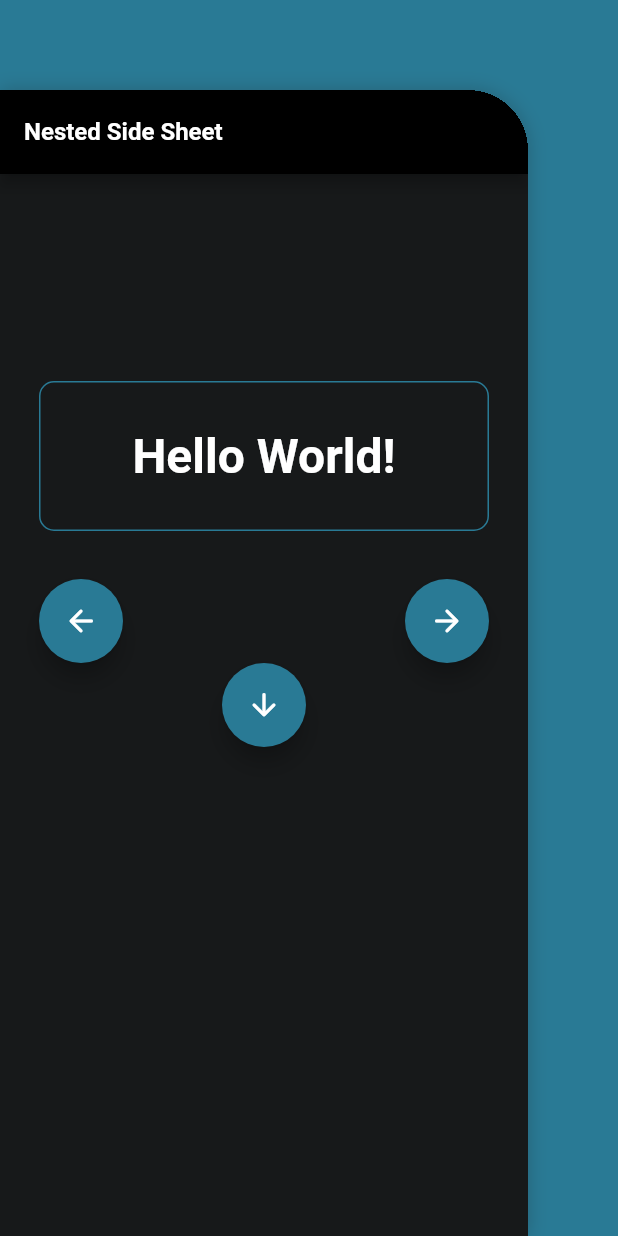
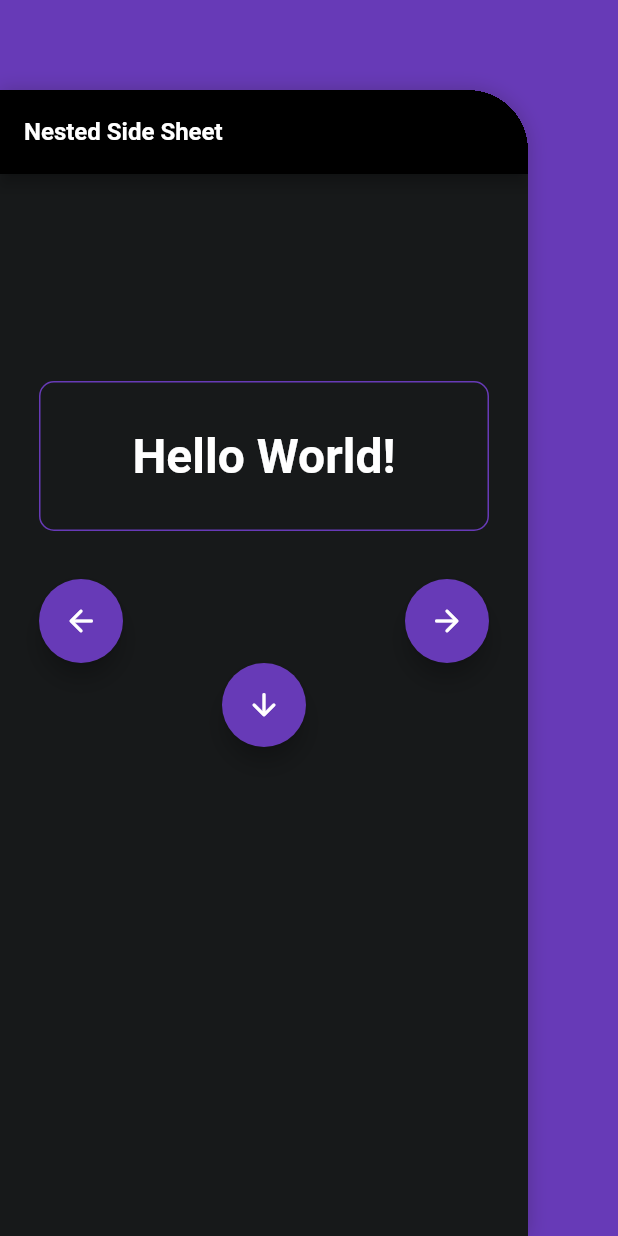
Before and after one commit to Krootl/nested-side-sheet, a Flutter app: the screen it shows after launch, on a phone screen of 412 x 824 dp. Run offline on Flutter 3.47's test engine with Material 2 defaults, Android fonts, the phone set to English and light mode, and no system bars.

Commit message:
- changed accent color;

```diff
--- a/example/lib/view/color.dart
+++ b/example/lib/view/color.dart
@@ -1,6 +1,6 @@
 import 'package:flutter/material.dart';
 
-const accentColor = Color(0xFF297A95);
+const accentColor = Color(0xFF673AB7);
 const backgroundColor = Color(0xFF17191A);
 
 const cardShadow = [
```
